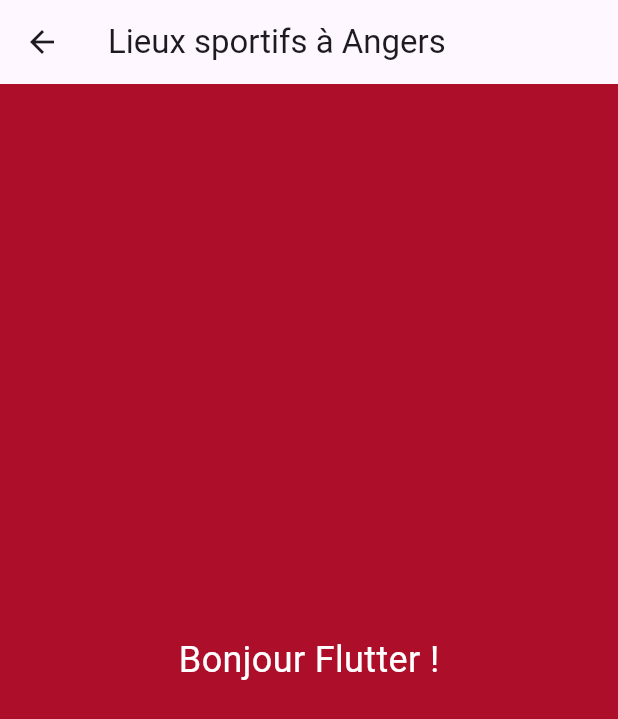
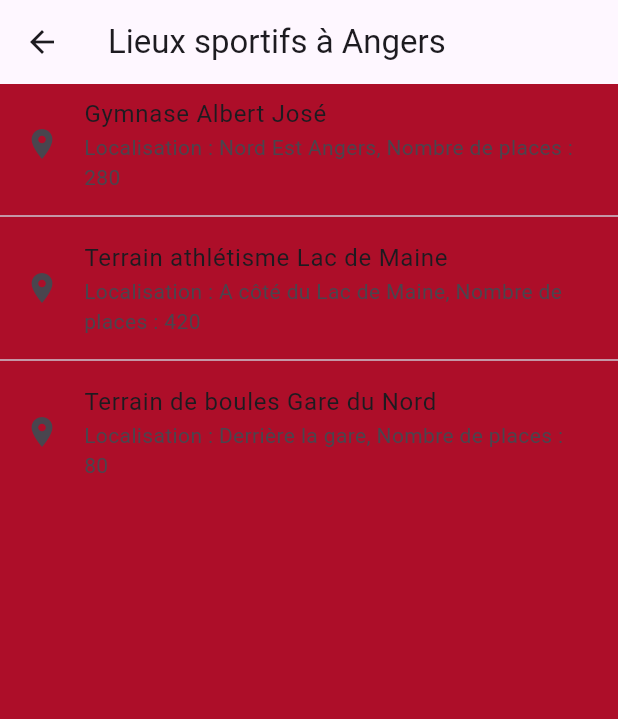
Before and after one commit to maximeaumont/FlutterProject, a Flutter app: the SearchSportVenue screen opened by its route, on a phone screen of 412 x 824 dp. Shown: the top 719 px of the screen. Run offline on Flutter 3.47's test engine with Material 3 defaults, Android fonts, the phone set to English and light mode, and no system bars.

Commit message:
création modle et affichage de données bruts

```diff
--- /dev/null
+++ b/lib/models/sport_venue.dart
@@ -0,0 +1,11 @@
+class SportVenue {
+  final int id;
+  final String name;
+  final String activity;
+  final int numberOfPlaces;
+  final String mail;
+  final String geoPosition;
+
+  const SportVenue(this.id, this.name, this.activity, this.numberOfPlaces,
+      this.mail, this.geoPosition);
+}
--- a/lib/ui/screens/search_sport_venue.dart
+++ b/lib/ui/screens/search_sport_venue.dart
@@ -1,26 +1,39 @@
 import 'package:flutter/material.dart';
+import 'package:flutter_application/models/sport_venue.dart';
 
 class SearchSportVenue extends StatelessWidget {
   const SearchSportVenue({super.key});
 
+  final List<SportVenue> _sportVenues = const [
+    SportVenue(0, 'Gymnase Albert José', 'Basket', 280,
+        'gymnase_albert_jose@mail.fr', 'Nord Est Angers'),
+    SportVenue(1, 'Terrain athlétisme Lac de Maine', 'Athlétisme', 420,
+        'athletisme_ldm@mail.fr', 'A côté du Lac de Maine'),
+    SportVenue(2, 'Terrain de boules Gare du Nord', 'Pétanque', 80,
+        'petanque_gn@mail.fr', 'Derrière la gare')
+  ];
+
   @override
   Widget build(BuildContext context) {
     return Scaffold(
-      appBar: AppBar(
-        title: const Text("Lieux sportifs à Angers"),
-      ),
-      body: Container(
-        color: Color.fromARGB(255, 173, 14, 41), // Couleur de fond de l'écran
-        child: const Center(
-          child: Text(
-            'Bonjour Flutter !',
-            style: TextStyle(
-              fontSize: 24.0,
-              color: Colors.white,
-            ),
-          ),
+        appBar: AppBar(
+          title: const Text("Lieux sportifs à Angers"),
         ),
-      ),
-    );
+        body: Container(
+            color:
+                Color.fromARGB(255, 173, 14, 41), // Couleur de fond de l'écran
+            child: Center(
+                child: ListView.separated(
+                    itemCount: _sportVenues.length, // à remplacer,
+                    itemBuilder: (context, index) {
+                      final sportVenue = _sportVenues[index];
+                      return ListTile(
+                        leading: const Icon(Icons.place),
+                        title: Text(sportVenue.name),
+                        subtitle: Text(
+                            'Localisation : ${sportVenue.geoPosition}, Nombre de places : ${sportVenue.numberOfPlaces}'),
+                      );
+                    },
+                    separatorBuilder: (context, index) => const Divider()))));
   }
 }
```
